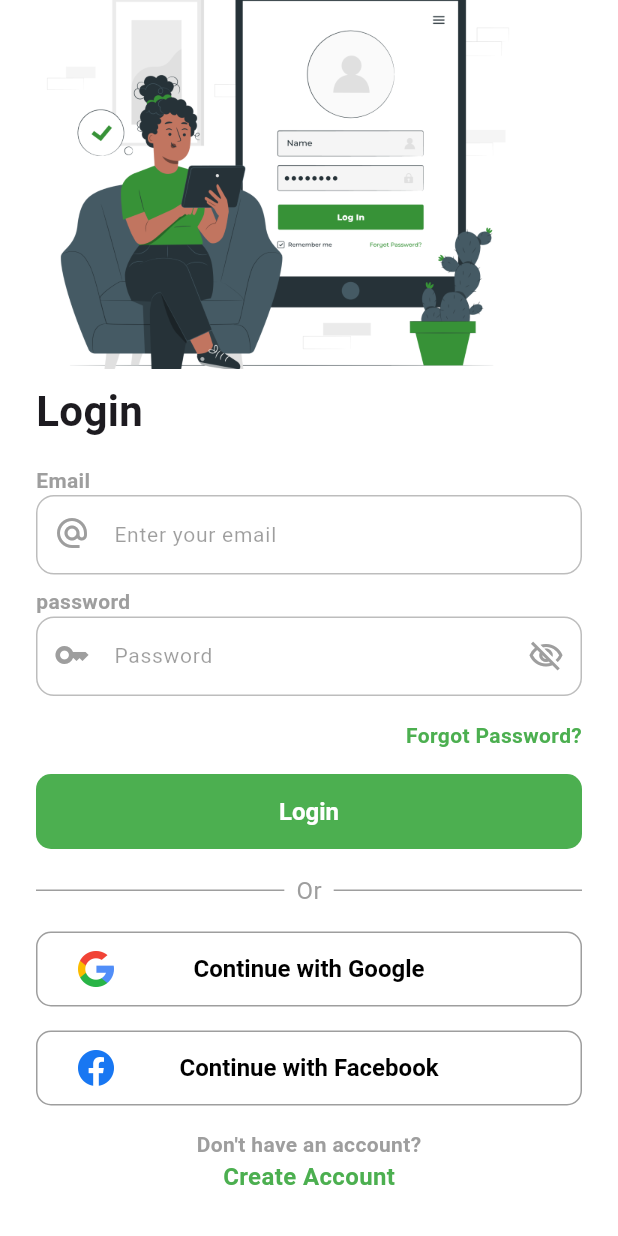
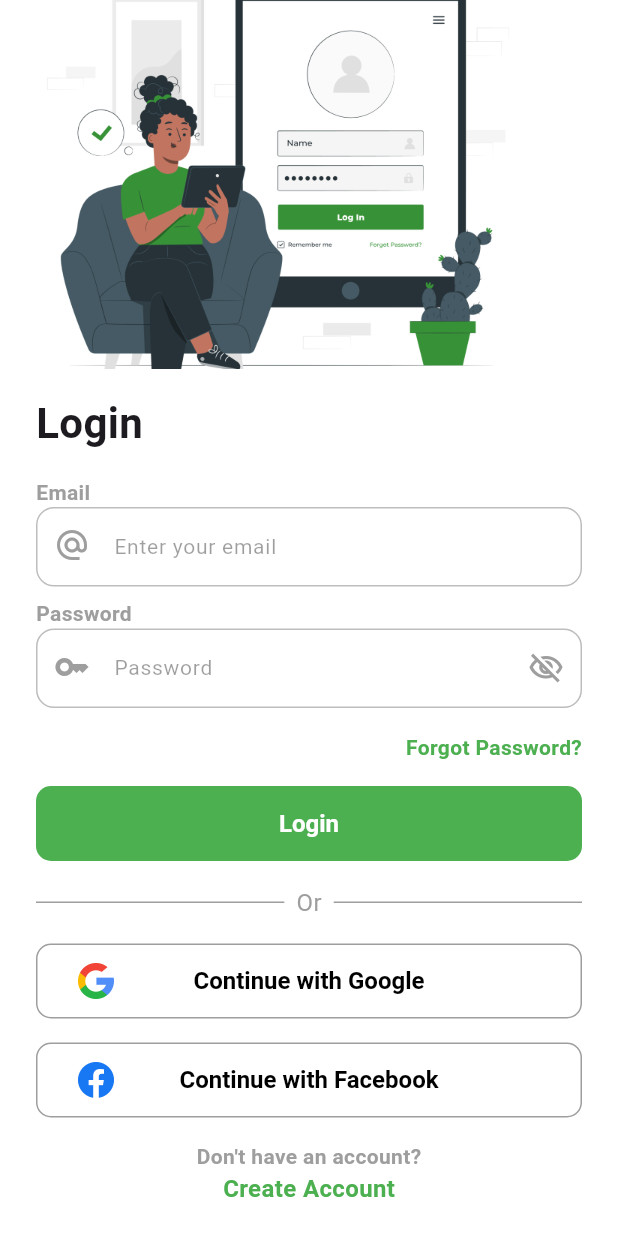
Before and after one commit to jamydevelop/Flutter-Upark-Driver, a Flutter app: the screen it shows after launch, on a phone screen of 412 x 824 dp. Run offline on Flutter 3.47's test engine with Material 3 defaults, Android fonts, the phone set to English and light mode, and no system bars; Roboto replaces fonts that are missing (Poppins).

Commit message:
update login

```diff
--- a/upark_driver/lib/features/login/presentation/login_page.dart
+++ b/upark_driver/lib/features/login/presentation/login_page.dart
@@ -41,7 +41,7 @@ class _LoginPageState extends State<LoginPage> {
                   height: 246,
                   width: 326,
                 ),
-                SizedBox(height: smallSpacing),
+                SizedBox(height: regularSpacing),
                 LoginTextLabelWidget(),
                 SizedBox(height: regularSpacing),
                 EmailTextLabelWidget(),
--- a/upark_driver/lib/features/login/widget/text_label/password_text_label.dart
+++ b/upark_driver/lib/features/login/widget/text_label/password_text_label.dart
@@ -9,7 +9,7 @@ class PasswordTextLabelWidget extends StatelessWidget {
   Widget build(BuildContext context) {
     return CommonTextLabel(
       color: Colors.grey,
-      text: "password",
+      text: "Password",
       fontSize: fontSizeTitle4,
     );
   }
```
